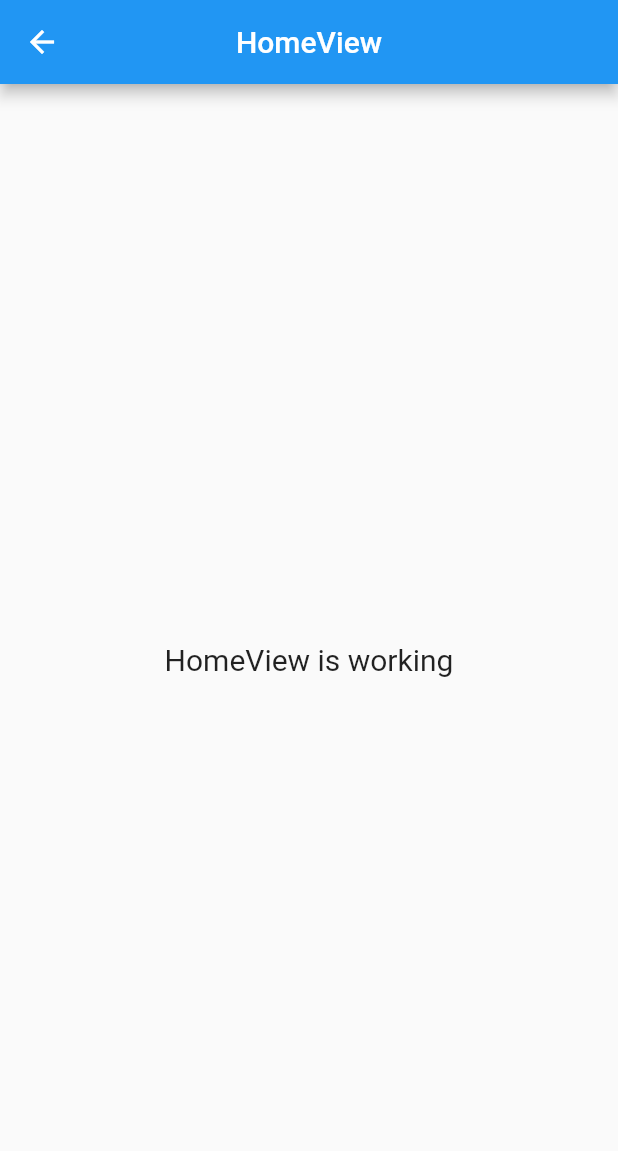
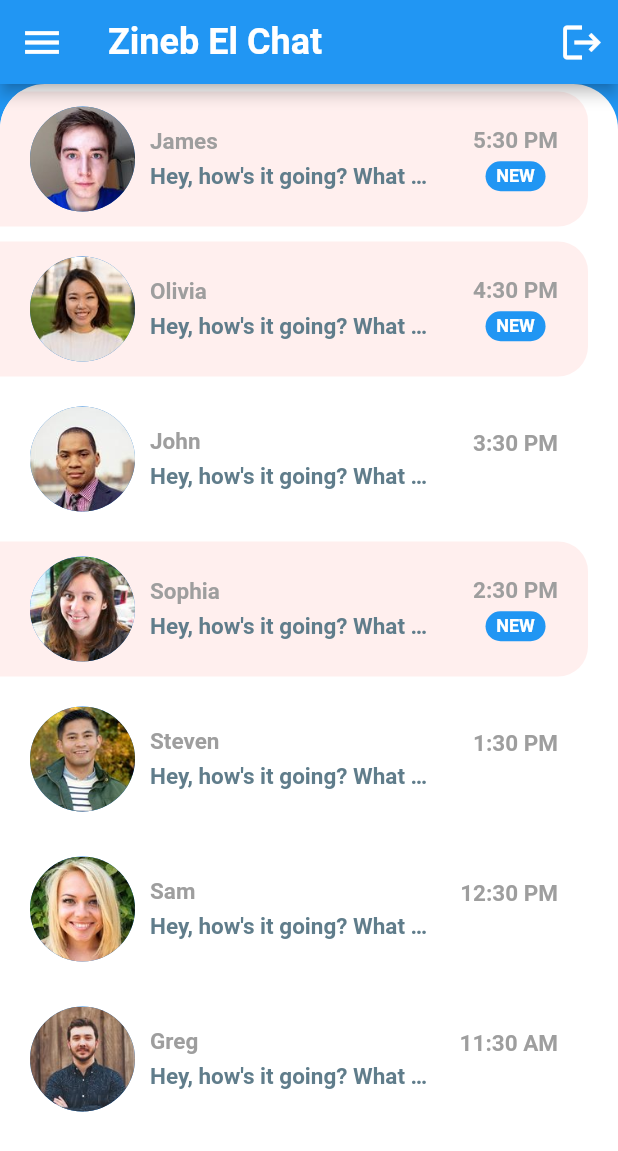
Before and after one commit to Sanoj-Raja/zineb_el_chat, a Flutter app: the HomeView screen opened by its route, on a phone screen of 412 x 824 dp. Shown: the top 1151 px of the screen. Run offline on Flutter 3.47's test engine with Material 2 defaults, Android fonts, the light colour scheme and no system bars; our stand-ins replace flutter_icons, get.

Commit message:
Added Splash Screen & home screen with chat home screen.

```diff
--- /dev/null
+++ b/lib/app/data/models/message_model.dart
@@ -0,0 +1,164 @@
+import 'user_model.dart';
+
+class Message {
+  final User sender;
+  final String time;
+  // Would usually be type DateTime or Firebase Timestamp in production apps
+  final String text;
+  final bool isLiked;
+  final bool unread;
+
+  Message({
+    this.sender,
+    this.time,
+    this.text,
+    this.isLiked,
+    this.unread,
+  });
+}
+
+// YOU - current user
+final User currentUser = User(
+  id: 0,
+  name: 'Current User',
+  imageUrl: 'assets/images/greg.jpg',
+);
+
+// USERS
+final User greg = User(
+  id: 1,
+  name: 'Greg',
+  imageUrl: 'assets/images/greg.jpg',
+);
+final User james = User(
+  id: 2,
+  name: 'James',
+  imageUrl: 'assets/images/james.jpg',
+);
+final User john = User(
+  id: 3,
+  name: 'John',
+  imageUrl: 'assets/images/john.jpg',
+);
+final User olivia = User(
+  id: 4,
+  name: 'Olivia',
+  imageUrl: 'assets/images/olivia.jpg',
+);
+final User sam = User(
+  id: 5,
+  name: 'Sam',
+  imageUrl: 'assets/images/sam.jpg',
+);
+final User sophia = User(
+  id: 6,
+  name: 'Sophia',
+  imageUrl: 'assets/images/sophia.jpg',
+);
+final User steven = User(
+  id: 7,
+  name: 'Steven',
+  imageUrl: 'assets/images/steven.jpg',
+);
+
+// FAVORITE CONTACTS
+List<User> favorites = [sam, steven, olivia, john, greg];
+
+// EXAMPLE CHATS ON HOME SCREEN
+List<Message> chats = [
+  Message(
+    sender: james,
+    time: '5:30 PM',
+    text: 'Hey, how\'s it going? What did you do today?',
+    isLiked: false,
+    unread: true,
+  ),
+  Message(
+    sender: olivia,
+    time: '4:30 PM',
+    text: 'Hey, how\'s it going? What did you do today?',
+    isLiked: false,
+    unread: true,
+  ),
+  Message(
+    sender: john,
+    time: '3:30 PM',
+    text: 'Hey, how\'s it going? What did you do today?',
+    isLiked: false,
+    unread: false,
+  ),
+  Message(
+    sender: sophia,
+    time: '2:30 PM',
+    text: 'Hey, how\'s it going? What did you do today?',
+    isLiked: false,
+    unread: true,
+  ),
+  Message(
+    sender: steven,
+    time: '1:30 PM',
+    text: 'Hey, how\'s it going? What did you do today?',
+    isLiked: false,
+    unread: false,
+  ),
+  Message(
+    sender: sam,
+    time: '12:30 PM',
+    text: 'Hey, how\'s it going? What did you do today?',
+    isLiked: false,
+    unread: false,
+  ),
+  Message(
+    sender: greg,
+    time: '11:30 AM',
+    text: 'Hey, how\'s it going? What did you do today?',
+    isLiked: false,
+    unread: false,
+  ),
+];
+
+// EXAMPLE MESSAGES IN CHAT SCREEN
+List<Message> messages = [
+  Message(
+    sender: james,
+    time: '5:30 PM',
+    text: 'Hey, how\'s it going? What did you do today?',
+    isLiked: true,
+    unread: true,
+  ),
+  Message(
+    sender: currentUser,
+    time: '4:30 PM',
+    text: 'Just walked my doge. She was super duper cute. The best pupper!!',
+    isLiked: false,
+    unread: true,
+  ),
+  Message(
+    sender: james,
+    time: '3:45 PM',
+    text: 'How\'s the doggo?',
+    isLiked: false,
+    unread: true,
+  ),
+  Message(
+    sender: james,
+    time: '3:15 PM',
+    text: 'All the food',
+    isLiked: true,
+    unread: true,
+  ),
+  Message(
+    sender: currentUser,
+    time: '2:30 PM',
+    text: 'Nice! What kind of food did you eat?',
+    isLiked: false,
+    unread: true,
+  ),
+  Message(
+    sender: james,
+    time: '2:00 PM',
+    text: 'I ate so much food today.',
+    isLiked: false,
+    unread: true,
+  ),
+];
--- /dev/null
+++ b/lib/app/data/models/user_model.dart
@@ -0,0 +1,11 @@
+class User {
+  final int id;
+  final String name;
+  final String imageUrl;
+
+  User({
+    this.id,
+    this.name,
+    this.imageUrl,
+  });
+}
--- a/lib/app/modules/home/views/home_view.dart
+++ b/lib/app/modules/home/views/home_view.dart
@@ -1,27 +1,54 @@
 import 'package:flutter/material.dart';
-
 import 'package:get/get.dart';
-import 'package:zineb_el_chat/app/routes/app_pages.dart';
-
+import 'package:zineb_el_chat/app/widgets/recent_chats.dart';
 import '../controllers/home_controller.dart';
 
 class HomeView extends GetView<HomeController> {
   @override
   Widget build(BuildContext context) {
     return Scaffold(
+      backgroundColor: Theme.of(context).primaryColor,
       appBar: AppBar(
-        title: Text('HomeView'),
-        centerTitle: true,
+        leading: IconButton(
+          icon: Icon(Icons.menu),
+          iconSize: 30.0,
+          color: Colors.white,
+          onPressed: () {},
+        ),
+        title: Text(
+          'Zineb El Chat',
+          style: TextStyle(
+            fontSize: 24.0,
+            fontWeight: FontWeight.bold,
+          ),
+        ),
+        // elevation: 1.0,
+        actions: <Widget>[
+          IconButton(
+            icon: Icon(Icons.logout),
+            iconSize: 30.0,
+            color: Colors.white,
+            onPressed: () {
+              print('Logout has been clicked.');
+            },
+          ),
+        ],
       ),
-      body: Center(
-        child: InkWell(
-          onTap: () {
-            Get.toNamed(Routes.LOGIN_AND_SIGNUP);
-          },
-          child: Text(
-            'HomeView is working',
-            style: TextStyle(fontSize: 20),
+      body: Container(
+        decoration: BoxDecoration(
+          color: Theme.of(context).accentColor,
+          borderRadius: BorderRadius.only(
+            topLeft: Radius.circular(30.0),
+            topRight: Radius.circular(30.0),
           ),
+        ),
+        child: Column(
+          children: <Widget>[
+            // SizedBox(
+            //   height: 4,
+            // ),
+            RecentChats(),
+          ],
         ),
       ),
     );
--- a/lib/app/modules/login_and_signup/controllers/login_and_signup_controller.dart
+++ b/lib/app/modules/login_and_signup/controllers/login_and_signup_controller.dart
@@ -1,4 +1,5 @@
 import 'package:get/get.dart';
+import 'package:zineb_el_chat/app/routes/app_pages.dart';
 
 class LoginAndSignupController extends GetxController {
   RxBool isSignupScreen = true.obs;
@@ -16,4 +17,9 @@ class LoginAndSignupController extends GetxController {
 
   @override
   void onClose() {}
+
+  void onArrowButtonPress() {
+    Get.toNamed(Routes.HOME);
+    print('Arrow Button has been pressed.');
+  }
 }
--- a/lib/app/modules/login_and_signup/views/login_and_signup_view.dart
+++ b/lib/app/modules/login_and_signup/views/login_and_signup_view.dart
@@ -18,7 +18,7 @@ class LoginAndSignupView extends GetView<LoginAndSignupController> {
           children: [
             upperTextAndImageContainer(),
             loginAndSignupCard(context),
-            arrowButtonForLoginAndSignup(true),
+            arrowButtonForLoginAndSignup(),
             bottomGoogleLoginButton()
           ],
         ),
@@ -358,7 +358,7 @@ class LoginAndSignupView extends GetView<LoginAndSignupController> {
     );
   }
 
-  Widget arrowButtonForLoginAndSignup(bool showShadow) {
+  Widget arrowButtonForLoginAndSignup() {
     return Obx(
       () => AnimatedPositioned(
         duration: Duration(milliseconds: 700),
@@ -369,6 +369,8 @@ class LoginAndSignupView extends GetView<LoginAndSignupController> {
         right: 0,
         left: 0,
         child: Center(
+          child: InkWell(
+            onTap: controller.onArrowButtonPress,
             child: Container(
               height: 90,
               width: 90,
@@ -408,6 +410,7 @@ class LoginAndSignupView extends GetView<LoginAndSignupController> {
             ),
           ),
         ),
+      ),
     );
   }
 
@@ -416,6 +419,8 @@ class LoginAndSignupView extends GetView<LoginAndSignupController> {
       top: Get.height * .85,
       right: 0,
       left: 0,
+      child: InkWell(
+        onTap: controller.onArrowButtonPress,
         child: Container(
           margin: EdgeInsets.only(right: 20, left: 20, top: 15),
           child: Obx(
@@ -434,6 +439,7 @@ class LoginAndSignupView extends GetView<LoginAndSignupController> {
                         AppColors.googleIconColor,
                       ),
               ],
+            ),
           ),
         ),
       ),
--- /dev/null
+++ b/lib/app/modules/splash/bindings/splash_binding.dart
@@ -0,0 +1,12 @@
+import 'package:get/get.dart';
+
+import '../controllers/splash_controller.dart';
+
+class SplashBinding extends Bindings {
+  @override
+  void dependencies() {
+    Get.lazyPut<SplashController>(
+      () => SplashController(),
+    );
+  }
+}
--- /dev/null
+++ b/lib/app/modules/splash/controllers/splash_controller.dart
@@ -0,0 +1,16 @@
+import 'package:get/get.dart';
+
+class SplashController extends GetxController {
+  @override
+  void onInit() {
+    super.onInit();
+  }
+
+  @override
+  void onReady() {
+    super.onReady();
+  }
+
+  @override
+  void onClose() {}
+}
--- /dev/null
+++ b/lib/app/modules/splash/views/splash_view.dart
@@ -0,0 +1,29 @@
+import 'package:flutter/material.dart';
+
+import 'package:get/get.dart';
+import 'package:zineb_el_chat/app/routes/app_pages.dart';
+
+import '../controllers/splash_controller.dart';
+
+class SplashView extends GetView<SplashController> {
+  @override
+  Widget build(BuildContext context) {
+    return Scaffold(
+      appBar: AppBar(
+        title: Text('SplashView'),
+        centerTitle: true,
+      ),
+      body: Center(
+        child: InkWell(
+          onTap: () {
+            Get.toNamed(Routes.LOGIN_AND_SIGNUP);
+          },
+          child: Text(
+            'SplashView is working',
+            style: TextStyle(fontSize: 20),
+          ),
+        ),
+      ),
+    );
+  }
+}
--- a/lib/app/routes/app_pages.dart
+++ b/lib/app/routes/app_pages.dart
@@ -4,13 +4,15 @@ import 'package:zineb_el_chat/app/modules/home/bindings/home_binding.dart';
 import 'package:zineb_el_chat/app/modules/home/views/home_view.dart';
 import 'package:zineb_el_chat/app/modules/login_and_signup/bindings/login_and_signup_binding.dart';
 import 'package:zineb_el_chat/app/modules/login_and_signup/views/login_and_signup_view.dart';
+import 'package:zineb_el_chat/app/modules/splash/bindings/splash_binding.dart';
+import 'package:zineb_el_chat/app/modules/splash/views/splash_view.dart';
 
 part 'app_routes.dart';
 
 class AppPages {
   AppPages._();
 
-  static const INITIAL = Routes.HOME;
+  static const INITIAL = Routes.SPLASH;
 
   static final routes = [
     GetPage(
@@ -23,5 +25,10 @@ class AppPages {
       page: () => LoginAndSignupView(),
       binding: LoginAndSignupBinding(),
     ),
+    GetPage(
+      name: _Paths.SPLASH,
+      page: () => SplashView(),
+      binding: SplashBinding(),
+    ),
   ];
 }
--- a/lib/app/routes/app_routes.dart
+++ b/lib/app/routes/app_routes.dart
@@ -6,9 +6,11 @@ abstract class Routes {
 
   static const HOME = _Paths.HOME;
   static const LOGIN_AND_SIGNUP = _Paths.LOGIN_AND_SIGNUP;
+  static const SPLASH = _Paths.SPLASH;
 }
 
 abstract class _Paths {
   static const HOME = '/home';
   static const LOGIN_AND_SIGNUP = '/login-and-signup';
+  static const SPLASH = '/splash';
 }
--- /dev/null
+++ b/lib/app/widgets/recent_chats.dart
@@ -0,0 +1,124 @@
+import 'package:flutter/material.dart';
+import 'package:get/get.dart';
+import 'package:zineb_el_chat/app/data/models/message_model.dart';
+
+class RecentChats extends StatelessWidget {
+  @override
+  Widget build(BuildContext context) {
+    return Expanded(
+      child: Container(
+        decoration: BoxDecoration(
+          color: Colors.white,
+          borderRadius: BorderRadius.only(
+            topLeft: Radius.circular(30.0),
+            topRight: Radius.circular(30.0),
+          ),
+        ),
+        child: ClipRRect(
+          borderRadius: BorderRadius.only(
+            topLeft: Radius.circular(30.0),
+            topRight: Radius.circular(30.0),
+          ),
+          child: ListView.builder(
+            itemCount: chats.length,
+            itemBuilder: (BuildContext context, int index) {
+              final Message chat = chats[index];
+              return GestureDetector(
+                onTap: () {
+                  print('Go to chat screen button has been clicked.');
+                },
+                child: Container(
+                  margin: EdgeInsets.only(top: 5.0, bottom: 5.0, right: 20.0),
+                  padding:
+                      EdgeInsets.symmetric(horizontal: 20.0, vertical: 10.0),
+                  decoration: BoxDecoration(
+                    color: chat.unread ? Color(0xFFFFEFEE) : Colors.white,
+                    borderRadius: BorderRadius.only(
+                      topRight: Radius.circular(20.0),
+                      bottomRight: Radius.circular(20.0),
+                    ),
+                  ),
+                  child: Row(
+                    mainAxisAlignment: MainAxisAlignment.spaceBetween,
+                    children: <Widget>[
+                      Row(
+                        children: <Widget>[
+                          CircleAvatar(
+                            radius: 35.0,
+                            backgroundImage: AssetImage(chat.sender.imageUrl),
+                          ),
+                          SizedBox(width: 10.0),
+                          Column(
+                            crossAxisAlignment: CrossAxisAlignment.start,
+                            children: <Widget>[
+                              Text(
+                                chat.sender.name,
+                                style: TextStyle(
+                                  color: Colors.grey,
+                                  fontSize: 15.0,
+                                  fontWeight: FontWeight.bold,
+                                ),
+                              ),
+                              SizedBox(height: 5.0),
+                              Container(
+                                width: MediaQuery.of(context).size.width * 0.45,
+                                child: Text(
+                                  chat.text,
+                                  style: TextStyle(
+                                    color: Colors.blueGrey,
+                                    fontSize: 15.0,
+                                    fontWeight: FontWeight.w600,
+                                  ),
+                                  overflow: TextOverflow.ellipsis,
+                                ),
+                              ),
+                            ],
+                          ),
+                        ],
+                      ),
+                      Column(
+                        children: <Widget>[
+                          Expanded(
+                            child: Text(
+                              chat.time,
+                              overflow: TextOverflow.ellipsis,
+                              style: TextStyle(
+                                color: Colors.grey,
+                                fontSize: 15.0,
+                                fontWeight: FontWeight.bold,
+                              ),
+                            ),
+                          ),
+                          SizedBox(height: 5.0),
+                          chat.unread
+                              ? Container(
+                                  width: 40.0,
+                                  height: 20.0,
+                                  decoration: BoxDecoration(
+                                    color: Theme.of(context).primaryColor,
+                                    borderRadius: BorderRadius.circular(30.0),
+                                  ),
+                                  alignment: Alignment.center,
+                                  child: Text(
+                                    'NEW',
+                                    style: TextStyle(
+                                      color: Colors.white,
+                                      fontSize: 12.0,
+                                      fontWeight: FontWeight.bold,
+                                    ),
+                                  ),
+                                )
+                              : Text(''),
+                        ],
+                      ),
+                    ],
+                  ),
+                ),
+              );
+            },
+          ),
+        ),
+      ),
+    );
+  }
+}
```
Also changed, not shown: assets/images/greg.jpg (added), assets/images/james.jpg (added), assets/images/john.jpg (added), assets/images/olivia.jpg (added), assets/images/sam.jpg (added), assets/images/sophia.jpg (added), assets/images/steven.jpg (added). Lines whose indentation alone changed are shown as unchanged.
